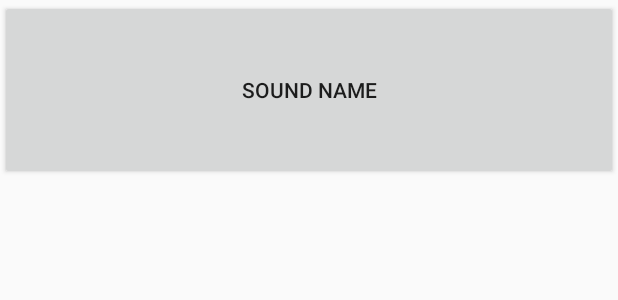
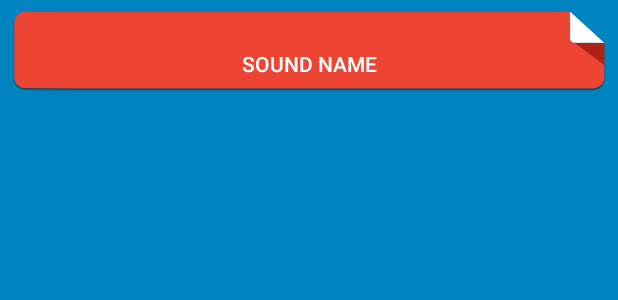
Before and after one commit to Nek-12/BeatBox, an Android app: the layout list_item_sound.xml on its own in the app's theme, with its tools: preview values and no code run, on a phone screen of 412 x 824 dp. Shown: the top 300 px of the screen. Run offline under Robolectric (Android 15) with nearby library versions, the phone set to English and light mode, and no system bars.

Commit message:
styles, themes, 9-patch resources, tests, viewmodel for MainActivity,

```diff
--- a/app/build.gradle
+++ b/app/build.gradle
@@ -7,7 +7,9 @@ android {
     buildFeatures {
         dataBinding true
     }
-
+    testOptions {
+        unitTests.returnDefaultValues = true
+    }
     compileSdkVersion 30
     buildToolsVersion "30.0.3"
 
@@ -37,6 +39,8 @@ dependencies {
     implementation 'androidx.appcompat:appcompat:1.2.0'
     implementation 'androidx.constraintlayout:constraintlayout:2.0.4'
     testImplementation 'junit:junit:4.12'
+    testImplementation 'org.mockito:mockito-core:2.25.0'
+    testImplementation 'org.mockito:mockito-inline:2.25.0'
     androidTestImplementation 'androidx.test.ext:junit:1.1.2'
     androidTestImplementation 'androidx.test.espresso:espresso-core:3.3.0'
 
--- /dev/null
+++ b/app/src/main/res/drawable/button_beat_box.xml
@@ -0,0 +1,7 @@
+<?xml version="1.0" encoding="utf-8"?>
+<selector xmlns:android="http://schemas.android.com/apk/res/android">
+    <item android:drawable="@drawable/ic_button_beat_box_default"
+          android:state_pressed="true"/>
+    <item android:drawable="@drawable/ic_button_beat_box_pressed"/>
+
+</selector>
--- /dev/null
+++ b/app/src/main/res/drawable/button_beat_box_normal.xml
@@ -0,0 +1,5 @@
+<?xml version="1.0" encoding="utf-8"?>
+<shape xmlns:android="http://schemas.android.com/apk/res/android"
+       android:shape="oval">
+    <solid android:color="@color/dark_blue"/>
+</shape>
--- a/app/src/main/res/layout/list_item_sound.xml
+++ b/app/src/main/res/layout/list_item_sound.xml
@@ -1,17 +1,25 @@
 <?xml version="1.0" encoding="utf-8"?>
 <layout xmlns:android="http://schemas.android.com/apk/res/android"
-    xmlns:tools="http://schemas.android.com/tools">
+        xmlns:tools="http://schemas.android.com/tools">
+
     <data>
         <variable
                 name="viewModel"
                 type="com.nek.beatbox.SoundViewModel"/>
     </data>
+    <FrameLayout
+            android:layout_width="match_parent"
+            android:layout_height="wrap_content"
+            android:layout_margin="8dp">
 
-    <Button
-            android:layout_width="match_parent"
-            android:layout_height="120dp"
-            tools:text="Sound name"
-            android:text="@{viewModel.title}"/>
+        <Button
+                android:layout_width="match_parent"
+                android:layout_height="match_parent"
+                android:layout_gravity="center"
+                tools:text="Sound name"
+                android:text="@{viewModel.title}"
+                android:onClick="@{() -> viewModel.onButtonClicked()}"/>
+    </FrameLayout>
 
 
 </layout>
--- a/app/src/main/res/values/colors.xml
+++ b/app/src/main/res/values/colors.xml
@@ -3,4 +3,11 @@
     <color name="colorPrimary">#6200EE</color>
     <color name="colorPrimaryDark">#3700B3</color>
     <color name="colorAccent">#03DAC5</color>
+
+    <color name="red">#F44336</color>
+    <color name="dark_red">#C3352B</color>
+    <color name="gray">#607D8B</color>
+    <color name="soothing_blue">#0083BF</color>
+    <color name="dark_blue">#005A8A</color>
+
 </resources>
--- a/app/src/main/res/values/styles.xml
+++ b/app/src/main/res/values/styles.xml
@@ -1,10 +1,17 @@
 <resources>
     <!-- Base application theme. -->
-    <style name="AppTheme" parent="Theme.AppCompat.Light.DarkActionBar">
+    <style name="AppTheme" parent="Theme.AppCompat">
         <!-- Customize your theme here. -->
-        <item name="colorPrimary">@color/colorPrimary</item>
-        <item name="colorPrimaryDark">@color/colorPrimaryDark</item>
-        <item name="colorAccent">@color/colorAccent</item>
+        <item name="colorPrimary">@color/red</item>
+        <item name="colorPrimaryDark">@color/dark_red</item>
+        <item name="colorAccent">@color/gray</item>
+        <item name="android:windowBackground">@color/soothing_blue</item>
+        <item name="buttonStyle">@style/BeatBoxButton</item>
     </style>
 
+    <style name="BeatBoxButton" parent="Widget.AppCompat.Button.Borderless">
+        <item name="android:background">@drawable/button_beat_box</item>
+    </style>
+
+
 </resources>
```
Also changed, not shown: app/src/main/java/com/nek/beatbox/BeatBox.kt (+34 -2 lines), app/src/main/java/com/nek/beatbox/MainActivity.kt (+36 -4 lines), app/src/main/java/com/nek/beatbox/MainActivityViewModel.kt (added, +11 -0 lines), app/src/main/java/com/nek/beatbox/Sound.kt (+7 -2 lines), app/src/main/java/com/nek/beatbox/SoundViewModel.kt (+8 -1 lines), app/src/main/res/drawable/button_beat_box_pressed.xml (added, +16 -0 lines), app/src/main/res/layout/activity_main.xml (+31 -5 lines), app/src/main/res/drawable-xxhdpi/ic_button_beat_box_default.9.png (added), app/src/main/res/drawable-xxhdpi/ic_button_beat_box_pressed.9.png (added), 2 other files.
